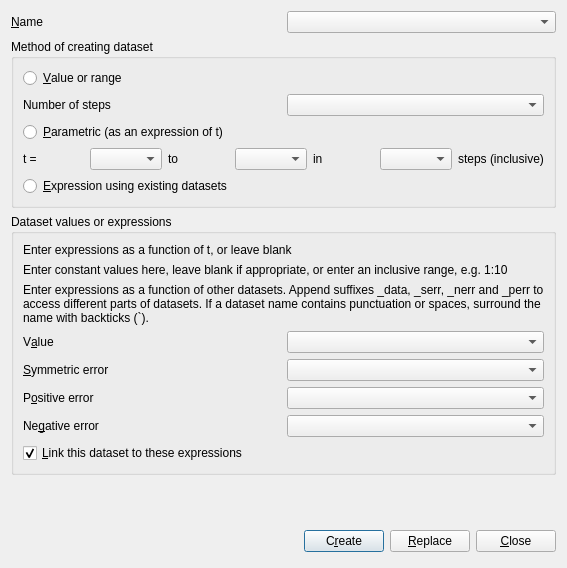
The window that dialogs/datacreate.ui (veusz/veusz) describes before a commit, drawn with Qt 5.
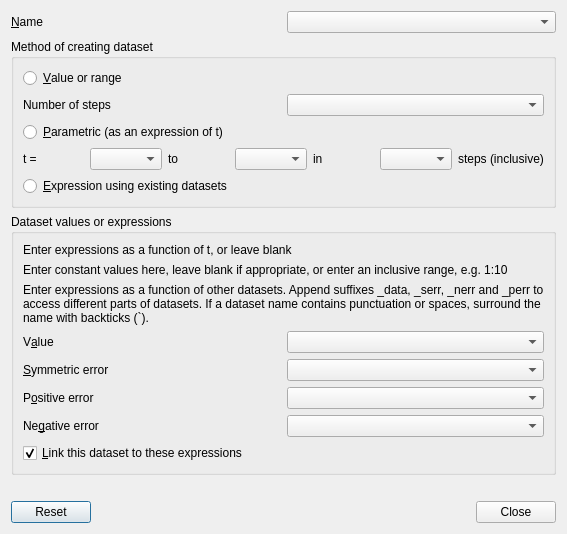
The same window after the commit. Custom widgets are drawn as their Qt base class.

```diff
--- a/dialogs/datacreate.ui
+++ b/dialogs/datacreate.ui
@@ -7,7 +7,7 @@
     <x>0</x>
     <y>0</y>
     <width>567</width>
-    <height>568</height>
+    <height>534</height>
    </rect>
   </property>
   <property name="windowTitle">
@@ -256,48 +256,11 @@
     </widget>
    </item>
    <item>
-    <layout class="QHBoxLayout">
-     <property name="spacing">
-      <number>6</number>
+    <widget class="QDialogButtonBox" name="buttonBox">
+     <property name="standardButtons">
+      <set>QDialogButtonBox::Close|QDialogButtonBox::Reset</set>
      </property>
-     <property name="margin">
-      <number>0</number>
-     </property>
-     <item>
-      <spacer>
-       <property name="orientation">
-        <enum>Qt::Horizontal</enum>
-       </property>
-       <property name="sizeHint" stdset="0">
-        <size>
-         <width>131</width>
-         <height>31</height>
-        </size>
-       </property>
-      </spacer>
-     </item>
-     <item>
-      <widget class="QPushButton" name="createbutton">
-       <property name="text">
-        <string>C&amp;reate</string>
-       </property>
-      </widget>
-     </item>
-     <item>
-      <widget class="QPushButton" name="replacebutton">
-       <property name="text">
-        <string>&amp;Replace</string>
-       </property>
-      </widget>
-     </item>
-     <item>
-      <widget class="QPushButton" name="closebutton">
-       <property name="text">
-        <string>&amp;Close</string>
-       </property>
-      </widget>
-     </item>
-    </layout>
+    </widget>
    </item>
   </layout>
  </widget>
@@ -307,6 +270,12 @@
    <extends>QComboBox</extends>
    <header>historycombo.h</header>
   </customwidget>
+  <customwidget>
+   <class>HistoryGroupBox</class>
+   <extends>QGroupBox</extends>
+   <header>historygroupbox.h</header>
+   <container>1</container>
+  </customwidget>
  </customwidgets>
  <resources/>
  <connections>
```
Left out of the diff: 14 changed lines with no effect on the pictures.
